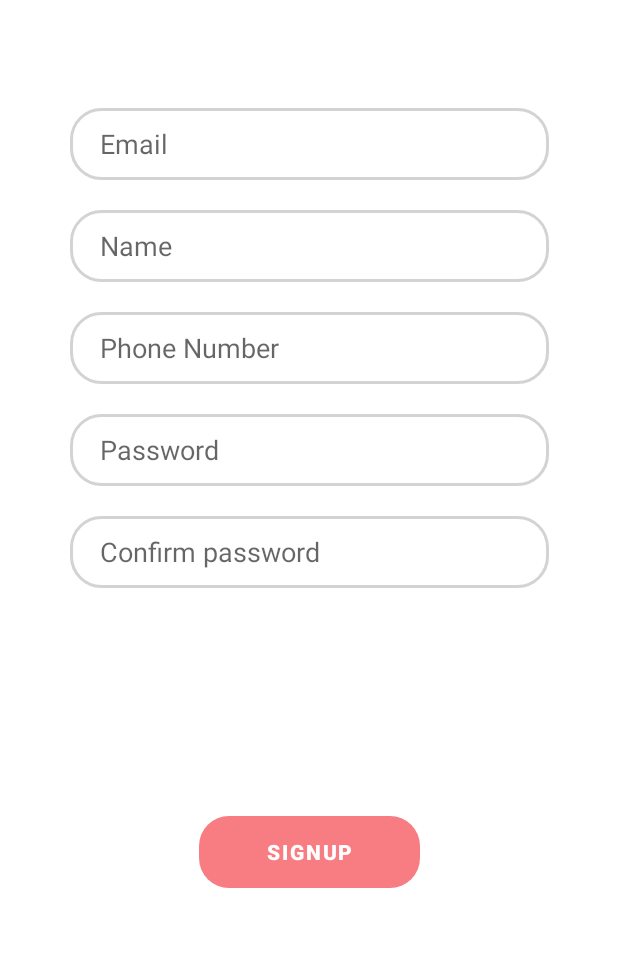
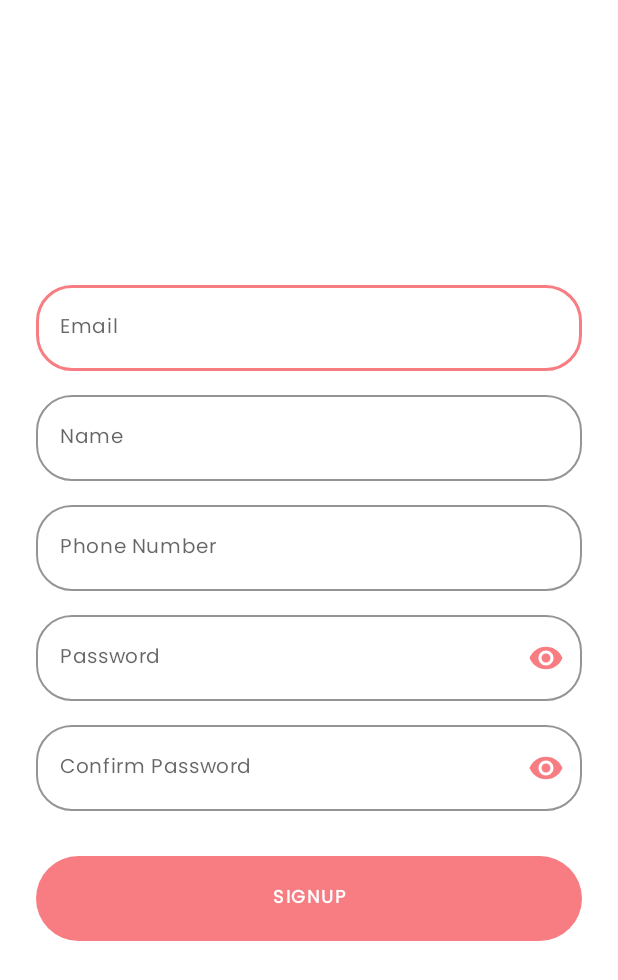
Before and after one commit to hifxa/petme, an Android app: the layout signup_tab_fragment.xml on its own in the app's theme, with its tools: preview values and no code run, on a phone screen of 412 x 824 dp. Shown: the top 980 px of the screen. Run offline under Robolectric (Android 15) with nearby library versions, the light colour scheme and no system bars.

Commit message:
login fragment modified

```diff
--- a/app/src/main/res/layout/login_tab_fragment.xml
+++ b/app/src/main/res/layout/login_tab_fragment.xml
@@ -24,7 +24,7 @@
 				android:id = "@+id/username"
 				android:layout_width = "match_parent"
 				android:layout_height = "wrap_content"
-				android:hint = "username"
+				android:hint = "Username"
 				style="@style/Body1"
 				android:inputType = "textPersonName"
 				android:textColor = "#191818" />
@@ -43,7 +43,7 @@
 			app:passwordToggleTint = "@color/primary" >
 
 			<com.google.android.material.textfield.TextInputEditText
-				android:id = "@+id/password"
+				android:id = "@+id/signupPass"
 				android:layout_width = "match_parent"
 				android:layout_height = "wrap_content"
 				android:hint = "Password"
--- a/app/src/main/res/layout/signup_tab_fragment.xml
+++ b/app/src/main/res/layout/signup_tab_fragment.xml
@@ -3,91 +3,144 @@
     xmlns:tools="http://schemas.android.com/tools"
     android:layout_width="match_parent"
     android:layout_height="match_parent"
+    android:background="@color/white"
     xmlns:app="http://schemas.android.com/apk/res-auto">
 
-    <EditText
-        android:id="@+id/name"
-        android:layout_width="319dp"
-        android:layout_height="48dp"
-        android:layout_marginTop="20dp"
-        android:paddingStart="20dp"
-        android:background="@drawable/edit_text_bg"
-        android:ems="10"
-        android:hint="Name"
-        android:inputType="textPersonName"
-        app:layout_constraintEnd_toEndOf="parent"
-        app:layout_constraintStart_toStartOf="parent"
-        app:layout_constraintTop_toBottomOf="@+id/email"
-        app:layout_constraintWidth_percent="0.8" />
+    <LinearLayout
+        android:layout_width="match_parent"
+        android:layout_height="match_parent"
+        android:gravity="center"
+        android:orientation="vertical"
+        android:padding="24dp">
 
-    <Button
-        android:id="@+id/signup"
-        android:layout_width="147dp"
-        android:layout_height="48dp"
-        android:layout_marginBottom="232dp"
-        android:background="@drawable/button_bg"
-        android:text="SignUp"
-        android:textColor="@color/white"
-        android:textStyle="bold"
-        app:layout_constraintBottom_toBottomOf="parent"
-        app:layout_constraintEnd_toEndOf="parent"
-        app:layout_constraintStart_toStartOf="parent"
-        app:layout_constraintTop_toBottomOf="@+id/confirmPass"
-        app:layout_constraintVertical_bias="1.0" />
+        <com.google.android.material.textfield.TextInputLayout
+            style = "@style/inputBoxOutline"
+            android:layout_width = "match_parent"
+            android:layout_height = "wrap_content"
+            app:layout_constraintEnd_toEndOf = "parent"
+            app:layout_constraintStart_toStartOf = "parent"
+            app:layout_constraintTop_toTopOf = "parent" >
 
-    <EditText
-        android:id="@+id/editTextPhone"
-        android:layout_width="319dp"
-        android:layout_height="48dp"
-        android:paddingLeft="20dp"
-        android:background="@drawable/edit_text_bg"
-        android:layout_marginTop="20dp"
-        android:ems="10"
-        android:hint="Phone Number"
-        android:inputType="phone"
-        app:layout_constraintEnd_toEndOf="parent"
-        app:layout_constraintStart_toStartOf="parent"
-        app:layout_constraintTop_toBottomOf="@+id/name" />
+            <com.google.android.material.textfield.TextInputEditText
+                android:id = "@+id/email"
+                android:layout_width = "match_parent"
+                android:layout_height = "wrap_content"
+                android:hint = "Email"
+                style="@style/Body1"
+                android:inputType = "textPersonName"
+                android:textColor = "#191818" />
 
-    <EditText
-        android:id="@+id/email"
-        android:layout_width="319dp"
-        android:layout_height="48dp"
-        android:layout_marginTop="72dp"
-        android:background="@drawable/edit_text_bg"
-        android:ems="10"
-        android:hint="Email"
-        android:inputType="textEmailAddress"
-        android:paddingLeft="20dp"
-        app:layout_constraintEnd_toEndOf="parent"
-        app:layout_constraintStart_toStartOf="parent"
-        app:layout_constraintTop_toTopOf="parent" />
+        </com.google.android.material.textfield.TextInputLayout >
 
-    <EditText
-        android:id="@+id/pass"
-        android:layout_width="319dp"
-        android:layout_height="48dp"
-        android:layout_marginTop="20dp"
-        android:paddingLeft="20dp"
-        android:background="@drawable/edit_text_bg"
-        android:ems="10"
-        android:hint="Password"
-        android:inputType="textPassword"
-        app:layout_constraintEnd_toEndOf="parent"
-        app:layout_constraintStart_toStartOf="parent"
-        app:layout_constraintTop_toBottomOf="@+id/editTextPhone" />
+        <com.google.android.material.textfield.TextInputLayout
+            style = "@style/inputBoxOutline"
+            android:layout_width = "match_parent"
+            android:layout_height = "wrap_content"
+            android:layout_marginTop = "16dp"
+            app:layout_constraintEnd_toEndOf = "parent"
+            app:layout_constraintStart_toStartOf = "parent"
+            app:layout_constraintTop_toTopOf = "parent" >
 
-    <EditText
-        android:id="@+id/confirmPass"
-        android:layout_width="319dp"
-        android:layout_height="48dp"
-        android:paddingLeft="20dp"
-        android:background="@drawable/edit_text_bg"
-        android:layout_marginTop="20dp"
-        android:ems="10"
-        android:hint="Confirm password"
-        android:inputType="textPassword"
-        app:layout_constraintEnd_toEndOf="parent"
-        app:layout_constraintStart_toStartOf="parent"
-        app:layout_constraintTop_toBottomOf="@+id/pass" />
+            <com.google.android.material.textfield.TextInputEditText
+                android:id = "@+id/name"
+                android:layout_width = "match_parent"
+                android:layout_height = "wrap_content"
+                android:hint = "Name"
+                style="@style/Body1"
+                android:inputType = "textPersonName"
+                android:textColor = "#191818"
+                app:layout_constraintEnd_toEndOf = "parent"
+                app:layout_constraintStart_toStartOf = "parent"
+                app:layout_constraintTop_toBottomOf = "@+id/email" />
+
+        </com.google.android.material.textfield.TextInputLayout >
+
+        <com.google.android.material.textfield.TextInputLayout
+            style = "@style/inputBoxOutline"
+            android:layout_width = "match_parent"
+            android:layout_height = "wrap_content"
+            android:layout_marginTop = "16dp"
+            app:layout_constraintEnd_toEndOf = "parent"
+            app:layout_constraintStart_toStartOf = "parent"
+            app:layout_constraintTop_toTopOf = "parent" >
+
+            <com.google.android.material.textfield.TextInputEditText
+                android:id = "@+id/phoneNumber"
+                android:layout_width = "match_parent"
+                android:layout_height = "wrap_content"
+                android:hint = "Phone Number"
+                style="@style/Body1"
+                android:inputType = "textPersonName"
+                android:textColor = "#191818"
+                app:layout_constraintEnd_toEndOf = "parent"
+                app:layout_constraintStart_toStartOf = "parent"
+                app:layout_constraintTop_toBottomOf = "@+id/name" />
+
+        </com.google.android.material.textfield.TextInputLayout >
+
+        <com.google.android.material.textfield.TextInputLayout
+            style = "@style/inputBoxOutline"
+            android:layout_width = "match_parent"
+            android:layout_height = "wrap_content"
+            android:layout_marginTop = "16dp"
+            app:layout_constraintEnd_toEndOf = "parent"
+            app:layout_constraintStart_toStartOf = "parent"
+            app:layout_constraintTop_toTopOf = "parent"
+            app:passwordToggleEnabled = "true"
+            app:passwordToggleTint = "@color/primary">
+
+            <com.google.android.material.textfield.TextInputEditText
+                android:id = "@+id/signupPass"
+                android:layout_width = "match_parent"
+                android:layout_height = "wrap_content"
+                android:hint = "Password"
+                style="@style/Body1"
+                android:inputType = "textPassword"
+                android:textColor = "#191818"
+                app:layout_constraintEnd_toEndOf = "parent"
+                app:layout_constraintStart_toStartOf = "parent"
+                app:layout_constraintTop_toBottomOf = "@+id/phoneNumber" />
+
+        </com.google.android.material.textfield.TextInputLayout >
+
+        <com.google.android.material.textfield.TextInputLayout
+            style = "@style/inputBoxOutline"
+            android:layout_width = "match_parent"
+            android:layout_height = "wrap_content"
+            android:layout_marginTop = "16dp"
+            app:layout_constraintEnd_toEndOf = "parent"
+            app:layout_constraintStart_toStartOf = "parent"
+            app:layout_constraintTop_toTopOf = "parent"
+            app:passwordToggleEnabled = "true"
+            app:passwordToggleTint = "@color/primary">
+
+            <com.google.android.material.textfield.TextInputEditText
+                android:id = "@+id/confirmPass"
+                android:layout_width = "match_parent"
+                android:layout_height = "wrap_content"
+                android:hint = "Confirm Password"
+                style="@style/Body1"
+                android:inputType = "textPassword"
+                android:textColor = "#191818"
+                app:layout_constraintEnd_toEndOf = "parent"
+                app:layout_constraintStart_toStartOf = "parent"
+                app:layout_constraintTop_toBottomOf = "@+id/signupPass" />
+
+        </com.google.android.material.textfield.TextInputLayout >
+
+        <com.google.android.material.button.MaterialButton
+            android:id = "@+id/signup"
+            android:layout_width = "match_parent"
+            android:layout_height = "wrap_content"
+            android:text = "Signup"
+            android:layout_marginTop="24dp"
+            app:cornerRadius="32dp"
+            android:textAppearance="@style/Button"
+            android:padding="18dp"
+            android:textColor = "@color/white"
+            android:textStyle = "bold" />
+
+    </LinearLayout>
+
+
 </androidx.constraintlayout.widget.ConstraintLayout>
```
Also changed, not shown: 1 other file.
